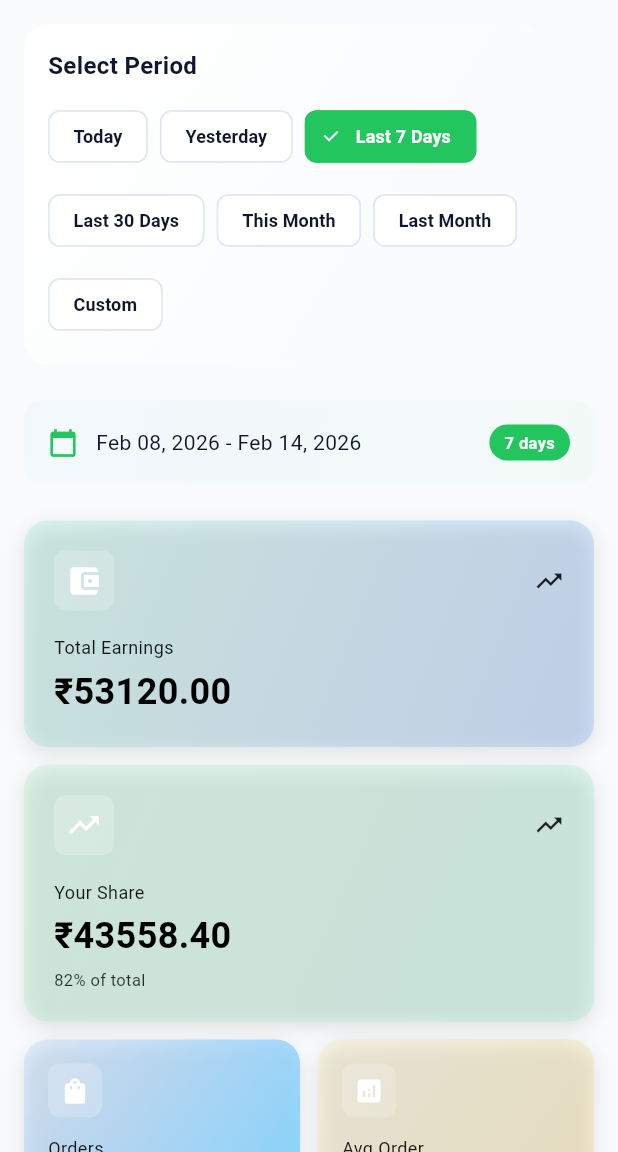
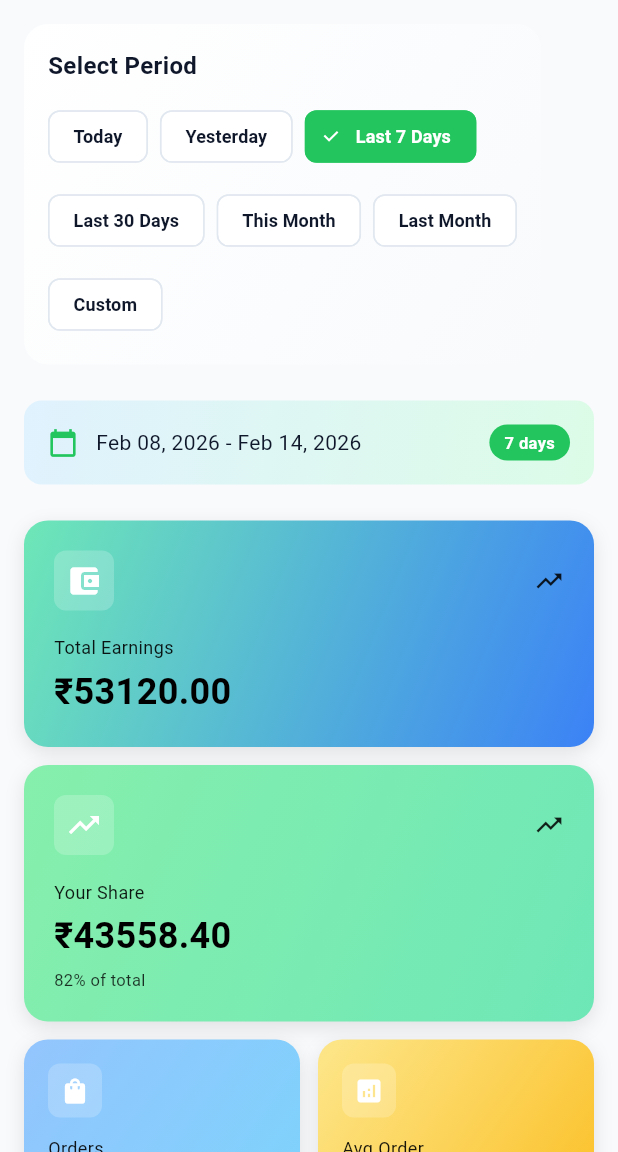
Before and after one commit to Dev-Ayan-Dasgupta/flutter_althea_pharmacy, a Flutter app: the AnalyticsScreen screen opened by its route, on a phone screen of 412 x 824 dp, the part 84-1236 px from its top. Run offline on Flutter 3.47's test engine with Material 3 defaults, Android fonts, the phone set to English and light mode, and no system bars; our stand-ins replace dartz, fl_chart, flutter_riverpod, freezed_annotation, go_router, google_fonts and 10 more; missing offline and left inert: universal_html; accounts and stored records are empty; generated files the repository leaves out were written again; Roboto replaces fonts that are missing (Baloo Bhaijaan 2).

Commit message:
removed alpha

```diff
--- a/lib/core/theme/app_colors.dart
+++ b/lib/core/theme/app_colors.dart
@@ -9,10 +9,7 @@ class AppColors {
   static const Color primaryGlow = Color(0xFF86EFAC);
 
   static LinearGradient primaryGradient = LinearGradient(
-    colors: [
-      Color(0xFF6EE7B7).withValues(alpha: 0.2),
-      Color(0xFF3B82F6).withValues(alpha: 0.2),
-    ], // Mint to soft blue
+    colors: [Color(0xFF6EE7B7), Color(0xFF3B82F6)], // Mint to soft blue
     begin: Alignment.topLeft,
     end: Alignment.bottomRight,
   );
@@ -20,18 +17,15 @@ class AppColors {
   // Subtle variant for cards
   static LinearGradient primaryGradientSubtle = LinearGradient(
     colors: [
-      Color(0xFFE0F2FE).withValues(alpha: 0.2),
-      Color(0xFFDCFCE7).withValues(alpha: 0.2),
+      Color(0xFFE0F2FE),
+      Color(0xFFDCFCE7),
     ], // Very light blue to light green
     begin: Alignment.topLeft,
     end: Alignment.bottomRight,
   );
 
   static LinearGradient primaryGradientSubtleDark = LinearGradient(
-    colors: [
-      Color(0xFF1E3A5F).withValues(alpha: 0.2),
-      Color(0xFF1E4D3F).withValues(alpha: 0.2),
-    ], // Dark blue to dark green
+    colors: [Color(0xFF1E3A5F), Color(0xFF1E4D3F)], // Dark blue to dark green
     begin: Alignment.topLeft,
     end: Alignment.bottomRight,
   );
@@ -41,19 +35,13 @@ class AppColors {
   static const Color accentDark = Color(0xFF3B82F6);
 
   static LinearGradient accentGradient = LinearGradient(
-    colors: [
-      Color(0xFF93C5FD).withValues(alpha: 0.2),
-      Color(0xFF7DD3FC)..withValues(alpha: 0.2),
-    ], // Light blue to sky
+    colors: [Color(0xFF93C5FD), Color(0xFF7DD3FC)], // Light blue to sky
     begin: Alignment.topLeft,
     end: Alignment.bottomRight,
   );
 
   static LinearGradient accentGradientSubtle = LinearGradient(
-    colors: [
-      Color(0xFFDCEEFF).withValues(alpha: 0.2),
-      Color(0xFFE0F2FE).withValues(alpha: 0.2),
-    ], // Very light blue shades
+    colors: [Color(0xFFDCEEFF), Color(0xFFE0F2FE)], // Very light blue shades
     begin: Alignment.topLeft,
     end: Alignment.bottomRight,
   );
@@ -63,10 +51,7 @@ class AppColors {
   static const Color successLight = Color(0xFFBBF7D0);
 
   static LinearGradient successGradient = LinearGradient(
-    colors: [
-      Color(0xFF86EFAC).withValues(alpha: 0.2),
-      Color(0xFF6EE7B7).withValues(alpha: 0.2),
-    ],
+    colors: [Color(0xFF86EFAC), Color(0xFF6EE7B7)],
     begin: Alignment.topLeft,
     end: Alignment.bottomRight,
   );
@@ -75,10 +60,7 @@ class AppColors {
   static const Color warningDark = Color(0xFFF59E0B);
 
   static LinearGradient warningGradient = LinearGradient(
-    colors: [
-      Color(0xFFFDE68A).withValues(alpha: 0.2),
-      Color(0xFFFBBF24).withValues(alpha: 0.2),
-    ],
+    colors: [Color(0xFFFDE68A), Color(0xFFFBBF24)],
     begin: Alignment.topLeft,
     end: Alignment.bottomRight,
   );
@@ -87,10 +69,7 @@ class AppColors {
   static const Color errorDark = Color(0xFFDC2626);
 
   static LinearGradient errorGradient = LinearGradient(
-    colors: [
-      Color(0xFFFCA5A5).withValues(alpha: 0.2),
-      Color(0xFFEF4444).withValues(alpha: 0.2),
-    ],
+    colors: [Color(0xFFFCA5A5), Color(0xFFEF4444)],
     begin: Alignment.topLeft,
     end: Alignment.bottomRight,
   );
@@ -103,10 +82,7 @@ class AppColors {
   static const Color amberDark = Color(0xFFF59E0B);
 
   static LinearGradient amberGradient = LinearGradient(
-    colors: [
-      Color(0xFFFDE68A).withValues(alpha: 0.2),
-      Color(0xFFFBBF24).withValues(alpha: 0.2),
-    ],
+    colors: [Color(0xFFFDE68A), Color(0xFFFBBF24)],
     begin: Alignment.topLeft,
     end: Alignment.bottomRight,
   );
--- a/lib/features/orders/presentation/screens/delivery_tracking_screen.dart
+++ b/lib/features/orders/presentation/screens/delivery_tracking_screen.dart
@@ -2,7 +2,6 @@
 
 import 'dart:async';
 import 'package:flutter/material.dart';
-import 'package:flutter/foundation.dart' show kIsWeb;
 import 'package:flutter_riverpod/flutter_riverpod.dart';
 import 'package:go_router/go_router.dart';
 import 'package:google_maps_flutter/google_maps_flutter.dart';
@@ -222,7 +221,7 @@ class _DeliveryTrackingScreenState
           DraggableScrollableSheet(
             initialChildSize: 0.15,
             minChildSize: 0.1,
-            maxChildSize: 0.5,
+            maxChildSize: 0.52,
             builder: (BuildContext context, ScrollController scrollController) {
               return _buildBottomSheet(_order!, isDark, scrollController);
             },
@@ -241,12 +240,7 @@ class _DeliveryTrackingScreenState
         margin: const EdgeInsets.all(16),
         padding: const EdgeInsets.all(16),
         decoration: BoxDecoration(
-          gradient: AppColors.primaryGradient.withOpacity(1),
-          // LinearGradient(
-          //   colors: [Color(0xFF6EE7B7), Color(0xFF3B82F6)], // Mint to soft blue
-          //   begin: Alignment.topLeft,
-          //   end: Alignment.bottomRight,
-          // ),
+          gradient: AppColors.primaryGradient,
           borderRadius: BorderRadius.circular(16),
           boxShadow: [
             BoxShadow(
@@ -309,7 +303,11 @@ class _DeliveryTrackingScreenState
     );
   }
 
-  Widget _buildBottomSheet(OrderEntity order, bool isDark, ScrollController scrollController) {
+  Widget _buildBottomSheet(
+    OrderEntity order,
+    bool isDark,
+    ScrollController scrollController,
+  ) {
     final distance = _deliveryLocation != null && _customerLocation != null
         ? _calculateDistance(_deliveryLocation!, _customerLocation!)
         : 0.0;
```
